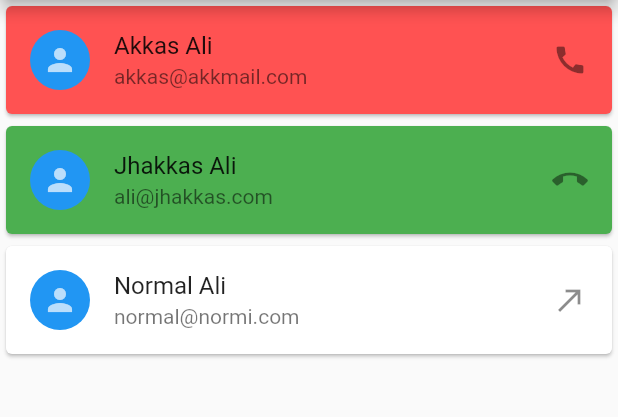
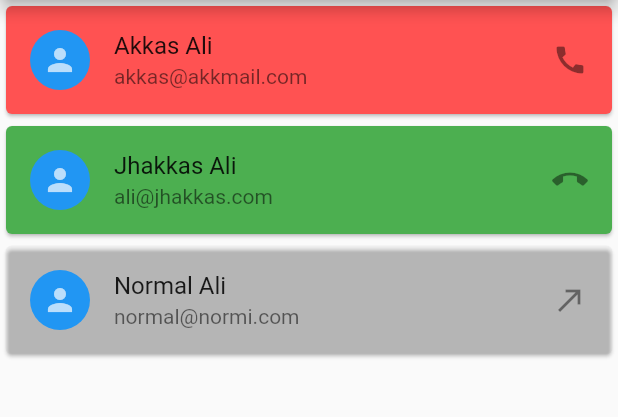
Before and after one commit to niamulhasan/flutter_training_ict_b3_new, a Flutter app: the screen it shows after launch, on a phone screen of 412 x 824 dp, the part 84-501 px from its top. Run offline on Flutter 3.47's test engine with Material 2 defaults, Android fonts, the phone set to English and light mode, and no system bars.

```diff
--- a/listtile_param_app/lib/main.dart
+++ b/listtile_param_app/lib/main.dart
@@ -17,24 +17,34 @@ class MyApp extends StatelessWidget {
           height: double.infinity,
           width: double.infinity,
           child: ListView(
-            children: const [
+            children: [
               MyContactTile(
                 color: Colors.redAccent,
                 name: "Akkas Ali",
                 email: "akkas@akkmail.com",
                 chinnho: Icon(Icons.call),
               ),
-              MyContactTile(
+              GestureDetector(
+                onTap: () {
+                  print("2nd card tapped!");
+                },
+                child: MyContactTile(
                   chinnho: Icon(Icons.call_end),
                   color: Colors.green,
                   name: "Jhakkas Ali",
                   email: "ali@jhakkas.com",
                 ),
-              MyContactTile(
-                color: Colors.white,
+              ),
+              InkWell(
+                onTap: () {
+                  print("Ink well tapped!");
+                },
+                child: MyContactTile(
+                  color: Colors.transparent,
                   name: "Normal Ali",
                   email: "normal@normi.com",
                   chinnho: Icon(Icons.call_made),
+                ),
               ),
             ],
           ),
```
Lines whose indentation alone changed are shown as unchanged.
